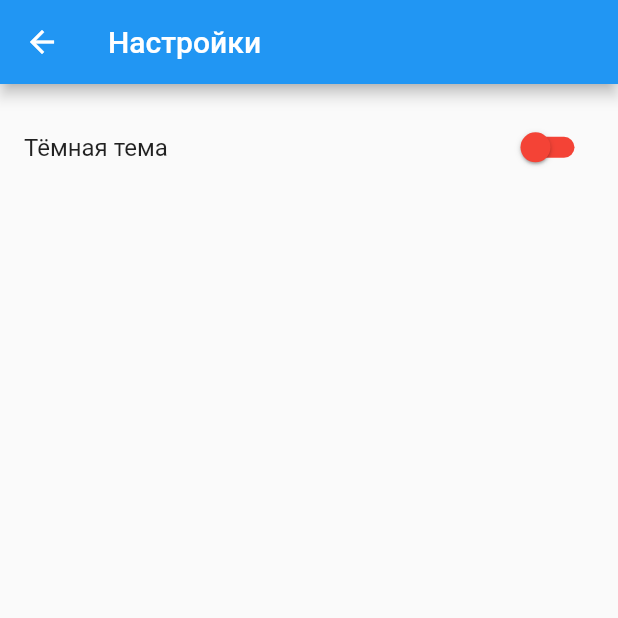
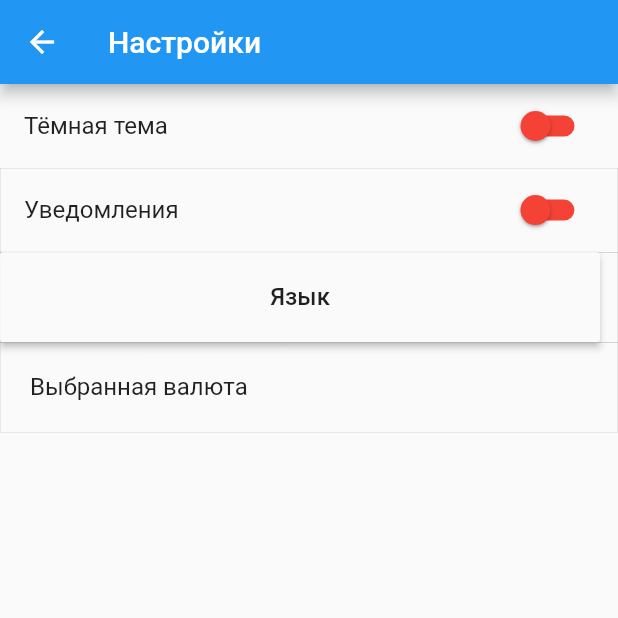
Before and after one commit to andryfaciy/Flatter_App, a Flutter app: the screen it shows after launch, in the side drawer, after a tap on "Настройки", on a phone screen of 412 x 824 dp, the top half of it. Run offline on Flutter 3.47's test engine with Material 2 defaults, Android fonts, the phone set to English and light mode, and no system bars.

Commit message:
Update main.dart

```diff
--- a/flutter_app/lib/main.dart
+++ b/flutter_app/lib/main.dart
@@ -98,7 +98,9 @@ class _TabsPageState extends State<SettingsPage>{
       appBar: new AppBar(
         title: new Text("Настройки"),
       ),
-      body: new Container( alignment: FractionalOffset(0.95, 0.02),
+      body: Column(
+        children:[
+        new Container( alignment: FractionalOffset(0.95, 0.02),
 
         child:  SwitchListTile(
           title: Text("Тёмная тема"),
@@ -118,6 +120,60 @@ class _TabsPageState extends State<SettingsPage>{
 
         ),
       ),
+          new Container( alignment: FractionalOffset(0.95, 0.02),
+            decoration: BoxDecoration(
+                border: Border.all(
+                  width: 0.05,
+                )
+            ),
+
+            child:  SwitchListTile(
+              title: Text("Уведомления"),
+              value: isInstructionView,
+              onChanged: (bool isOn) {
+                print(isOn);
+                setState(() {
+                  isInstructionView = isOn;
+                  Global.shared.isInstructionView = isOn;
+                  isOn =!isOn;
+                  print(isInstructionView);
+                });
+              },
+              activeColor: Colors.green,
+              inactiveTrackColor: Colors.red,
+              inactiveThumbColor: Colors.red,
+            ),
+          ),
+          Container(
+            alignment: Alignment.centerLeft,
+            decoration: BoxDecoration(
+                border: Border.all(
+                  width: 0.05,
+                )
+            ),
+            child: ButtonTheme(
+              height: 60,
+              minWidth: 400,
+              child: RaisedButton(
+                onPressed: (){} ,
+                child: Text('Язык', style: TextStyle(fontSize: 16)),
+                color: Colors.grey[50],
+              ),
+            ),
+          ),
+          new Container(
+            height: 60,
+            padding: EdgeInsets.all(20),
+            child: new Text("Выбранная валюта" , style: TextStyle(fontSize: 16)),
+            alignment: Alignment.topLeft,
+            decoration: BoxDecoration(
+              border: Border.all(
+                width: 0.05,
+              )
+            ),
+          ),
+        ]
+      ),
 
     );
   }
@@ -131,7 +187,8 @@ class TemplatesPage extends StatelessWidget {   //Экран Шаблоны
   @override
   Widget build(BuildContext context) {
     return Scaffold(
-      appBar: AppBar(title: Text('Шаблоны'),),
+      appBar: AppBar(title: Text('Шаблоны'),
+      ),
 
     );
   }
```
